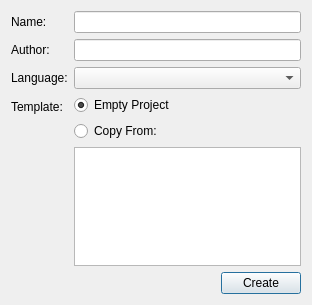
Before: the Qt Designer form src/forms/math_library_new.ui in DinoZAR/CentralAccessReader, drawn with Qt 5.
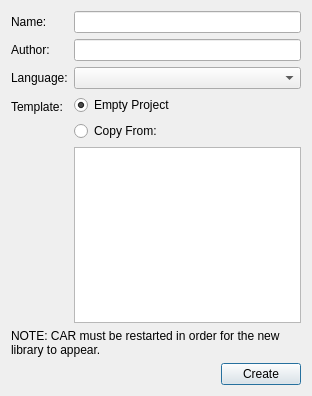
After: the same form once the commit is applied. Icons and pictures are not drawn.

Commit message: Changed the Save dialog language in MLDE to just ask for save instead of also asking for export.

Patch:
```diff
--- a/src/forms/math_library_new.ui
+++ b/src/forms/math_library_new.ui
@@ -7,7 +7,7 @@
     <x>0</x>
     <y>0</y>
     <width>312</width>
-    <height>305</height>
+    <height>396</height>
    </rect>
   </property>
   <property name="windowTitle">
@@ -17,7 +17,7 @@
    <iconset resource="resource.qrc">
     <normaloff>:/all/icons/CAR_About.png</normaloff>:/all/icons/CAR_About.png</iconset>
   </property>
-  <layout class="QVBoxLayout" name="verticalLayout_2">
+  <layout class="QVBoxLayout" name="verticalLayout_2" stretch="0,1,0,0">
    <item>
     <layout class="QFormLayout" name="formLayout">
      <item row="0" column="0">
@@ -87,6 +87,29 @@
      </item>
     </layout>
    </item>
+   <item>
+    <spacer name="verticalSpacer">
+     <property name="orientation">
+      <enum>Qt::Vertical</enum>
+     </property>
+     <property name="sizeHint" stdset="0">
+      <size>
+       <width>20</width>
+       <height>40</height>
+      </size>
+     </property>
+    </spacer>
+   </item>
+   <item>
+    <widget class="QLabel" name="label_5">
+     <property name="text">
+      <string>NOTE: CAR must be restarted in order for the new library to appear.</string>
+     </property>
+     <property name="wordWrap">
+      <bool>true</bool>
+     </property>
+    </widget>
+   </item>
    <item>
     <layout class="QHBoxLayout" name="horizontalLayout">
      <item>
```
The commit also changes 5 other files.
